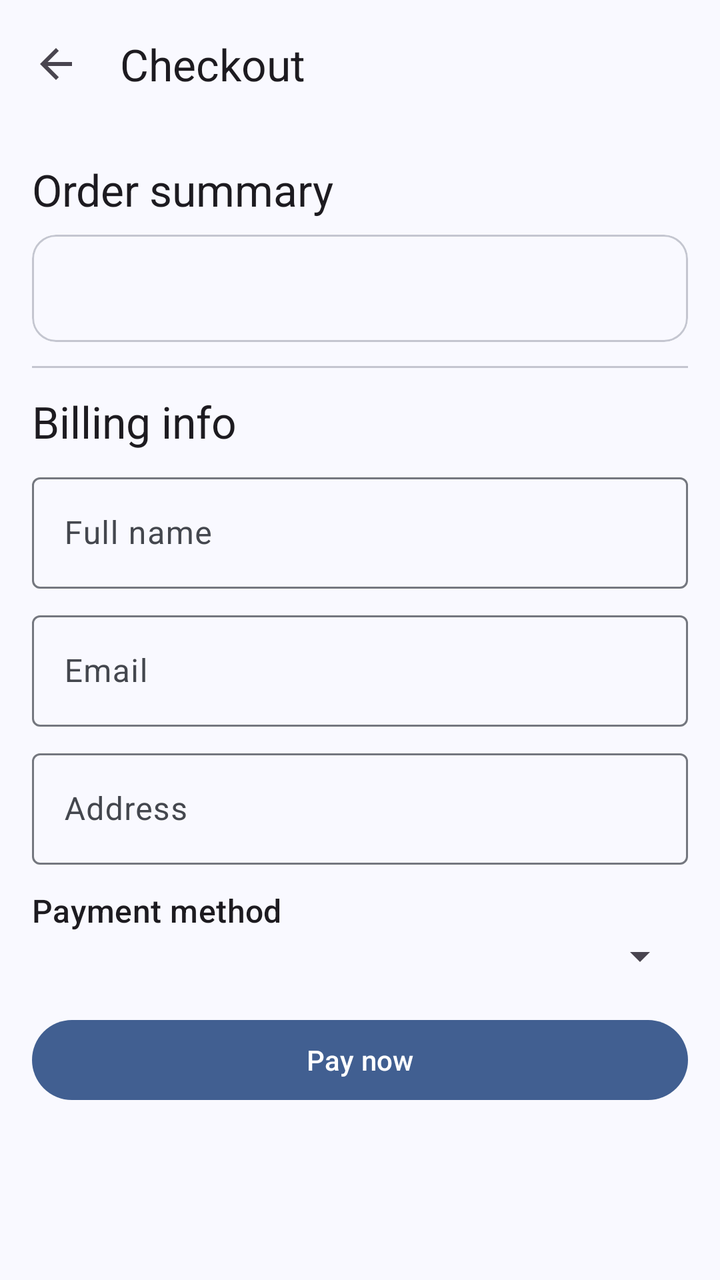
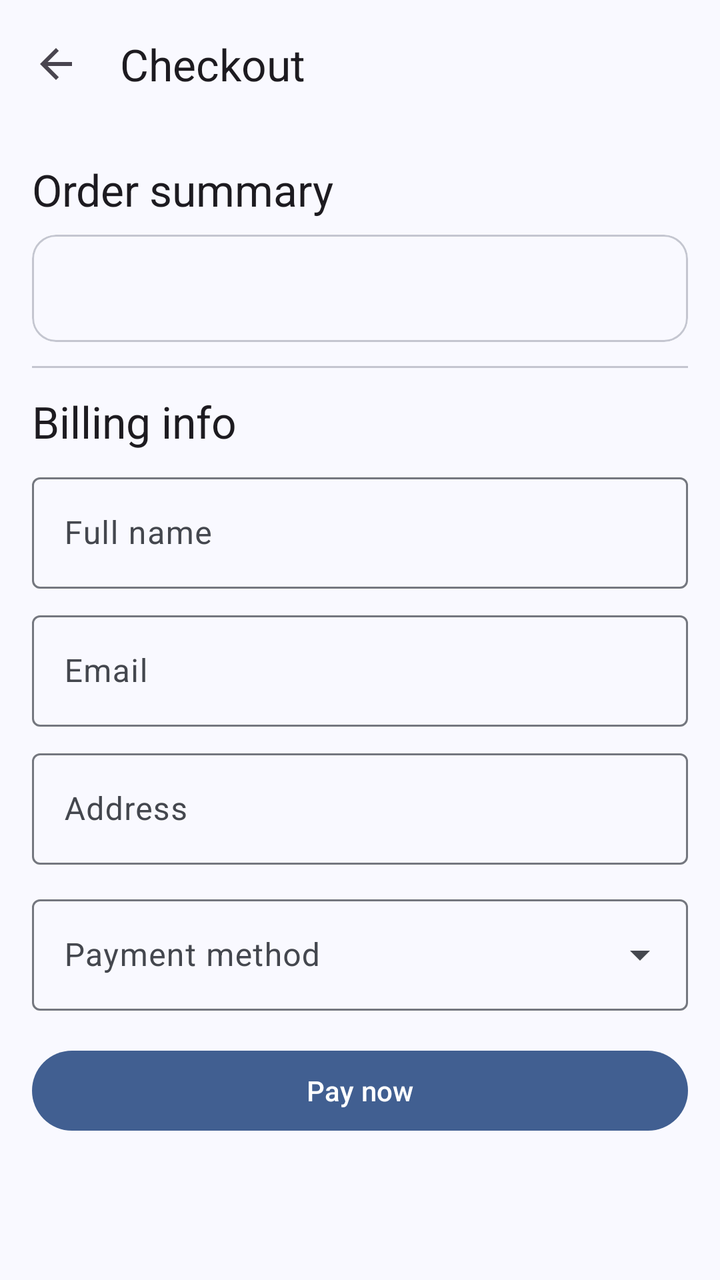

An Android layout rendered at two revisions. The XML below is the earlier revision; the diff shows what the commit changed to produce the second picture.
<!-- AndroidManifest.xml: application theme Theme.Ticketree -->
<!-- res/layout/activity_checkout.xml -->
<?xml version="1.0" encoding="utf-8"?>
<FrameLayout xmlns:android="http://schemas.android.com/apk/res/android"
    xmlns:app="http://schemas.android.com/apk/res-auto"
    android:layout_width="match_parent"
    android:layout_height="match_parent"
    android:fitsSystemWindows="true">

    <LinearLayout
        android:layout_width="match_parent"
        android:layout_height="match_parent"
        android:orientation="vertical">

        <com.google.android.material.appbar.MaterialToolbar
            android:id="@+id/toolbar"
            android:layout_width="match_parent"
            android:layout_height="?attr/actionBarSize"
            app:navigationIcon="@drawable/ic_back"
            app:title="Checkout" />

        <ScrollView
            android:layout_width="match_parent"
            android:layout_height="0dp"
            android:layout_weight="1">

            <LinearLayout
                android:layout_width="match_parent"
                android:layout_height="wrap_content"
                android:orientation="vertical"
                android:padding="16dp">

                <com.google.android.material.textview.MaterialTextView
                    android:layout_width="match_parent"
                    android:layout_height="wrap_content"
                    android:text="Order summary"
                    android:textAppearance="?attr/textAppearanceTitleLarge" />

                <com.google.android.material.card.MaterialCardView
                    android:layout_width="match_parent"
                    android:layout_height="wrap_content"
                    android:layout_marginTop="8dp">

                    <com.google.android.material.textview.MaterialTextView
                        android:id="@+id/tvSummary"
                        android:layout_width="match_parent"
                        android:layout_height="wrap_content"
                        android:padding="16dp"
                        android:textAppearance="?attr/textAppearanceBodyLarge" />
                </com.google.android.material.card.MaterialCardView>

                <com.google.android.material.textview.MaterialTextView
                    android:id="@+id/tvTimer"
                    android:layout_width="match_parent"
                    android:layout_height="wrap_content"
                    android:layout_marginTop="8dp"
                    android:background="@drawable/bg_banner"
                    android:gravity="center"
                    android:padding="12dp"
                    android:textAppearance="?attr/textAppearanceTitleMedium"
                    android:visibility="gone" />

                <com.google.android.material.divider.MaterialDivider
                    android:layout_width="match_parent"
                    android:layout_height="wrap_content"
                    android:layout_marginVertical="12dp" />

                <com.google.android.material.textview.MaterialTextView
                    android:layout_width="match_parent"
                    android:layout_height="wrap_content"
                    android:text="Billing info"
                    android:textAppearance="?attr/textAppearanceTitleLarge" />

                <com.google.android.material.textfield.TextInputLayout
        android:id="@+id/tilName"
                    style="@style/Widget.Material3.TextInputLayout.OutlinedBox"
                    android:layout_width="match_parent"
                    android:layout_height="wrap_content"
                    android:layout_marginTop="8dp"
                    android:hint="Full name">

                    <com.google.android.material.textfield.TextInputEditText
                        android:id="@+id/etName"
                        android:layout_width="match_parent"
                        android:layout_height="wrap_content"
                        android:inputType="textPersonName" />
                </com.google.android.material.textfield.TextInputLayout>

                <com.google.android.material.textfield.TextInputLayout
        android:id="@+id/tilEmail"
                    style="@style/Widget.Material3.TextInputLayout.OutlinedBox"
                    android:layout_width="match_parent"
                    android:layout_height="wrap_content"
                    android:layout_marginTop="8dp"
                    android:hint="Email">

                    <com.google.android.material.textfield.TextInputEditText
                        android:id="@+id/etEmail"
                        android:layout_width="match_parent"
                        android:layout_height="wrap_content"
                        android:inputType="textEmailAddress" />
                </com.google.android.material.textfield.TextInputLayout>

                <com.google.android.material.textfield.TextInputLayout
        android:id="@+id/tilAddress"
                    style="@style/Widget.Material3.TextInputLayout.OutlinedBox"
                    android:layout_width="match_parent"
                    android:layout_height="wrap_content"
                    android:layout_marginTop="8dp"
                    android:hint="Address">

                    <com.google.android.material.textfield.TextInputEditText
                        android:id="@+id/etAddress"
                        android:layout_width="match_parent"
                        android:layout_height="wrap_content"
                        android:inputType="textPostalAddress" />
                </com.google.android.material.textfield.TextInputLayout>

                <com.google.android.material.textview.MaterialTextView
                    android:layout_width="match_parent"
                    android:layout_height="wrap_content"
                    android:layout_marginTop="12dp"
                    android:text="Payment method"
                    android:textAppearance="?attr/textAppearanceTitleMedium" />

                <Spinner
                    android:id="@+id/spPayment"
                    android:layout_width="match_parent"
                    android:layout_height="wrap_content" />

                <com.google.android.material.button.MaterialButton
                    android:id="@+id/btnPay"
                    android:layout_width="match_parent"
                    android:layout_height="wrap_content"
                    android:layout_marginTop="16dp"
                    android:text="Pay now" />
            </LinearLayout>
        </ScrollView>
    </LinearLayout>

    <LinearLayout
        android:id="@+id/overlay"
        android:layout_width="match_parent"
        android:layout_height="match_parent"
        android:background="?attr/colorSurface"
        android:clickable="true"
        android:focusable="true"
        android:gravity="center"
        android:orientation="vertical"
        android:visibility="gone">

        <com.google.android.material.progressindicator.CircularProgressIndicator
            android:layout_width="wrap_content"
            android:layout_height="wrap_content"
            android:indeterminate="true"
            app:indicatorSize="72dp" />

        <com.google.android.material.textview.MaterialTextView
            android:layout_width="wrap_content"
            android:layout_height="wrap_content"
            android:layout_marginTop="24dp"
            android:text="Processing payment..."
            android:textAppearance="?attr/textAppearanceTitleLarge" />

        <com.google.android.material.textview.MaterialTextView
            android:layout_width="wrap_content"
            android:layout_height="wrap_content"
            android:layout_marginTop="4dp"
            android:text="Please don't close the app" />
    </LinearLayout>
</FrameLayout>
<!-- resources referenced by this layout -->
<resources>
  <!-- drawable bg_banner (drawable) -->
  <shape xmlns:android="http://schemas.android.com/apk/res/android" android:shape="rectangle">
      <solid android:color="#FFFFFF" />
      <corners android:radius="12dp" />
  </shape>
  <!-- drawable ic_back (drawable) -->
  <vector xmlns:android="http://schemas.android.com/apk/res/android"
      android:width="24dp"
      android:height="24dp"
      android:tint="?attr/colorControlNormal"
      android:viewportWidth="24"
      android:viewportHeight="24">
      <path
          android:fillColor="@android:color/white"
          android:pathData="M20,11H7.83l5.59,-5.59L12,4l-8,8 8,8 1.41,-1.41L7.83,13H20v-2z" />
  </vector>
  <style name="Theme.Ticketree" parent="AppTheme">
          <item name="android:windowSoftInputMode">adjustResize</item>
      </style>
  <color name="md_theme_primary">#415F91</color>
  <color name="md_theme_onPrimary">#FFFFFF</color>
  <color name="md_theme_primaryContainer">#D6E3FF</color>
  <color name="md_theme_onPrimaryContainer">#284777</color>
  <color name="md_theme_secondary">#565F71</color>
  <color name="md_theme_onSecondary">#FFFFFF</color>
  <color name="md_theme_secondaryContainer">#DAE2F9</color>
  <color name="md_theme_onSecondaryContainer">#3E4759</color>
  <color name="md_theme_tertiary">#705575</color>
  <color name="md_theme_onTertiary">#FFFFFF</color>
  <color name="md_theme_tertiaryContainer">#FAD8FD</color>
  <color name="md_theme_onTertiaryContainer">#573E5C</color>
  <color name="md_theme_error">#BA1A1A</color>
  <color name="md_theme_onError">#FFFFFF</color>
  <color name="md_theme_errorContainer">#FFDAD6</color>
  <color name="md_theme_onErrorContainer">#93000A</color>
  <color name="md_theme_background">#F9F9FF</color>
  <color name="md_theme_onBackground">#191C20</color>
  <color name="md_theme_surface">#F9F9FF</color>
  <color name="md_theme_onSurface">#191C20</color>
  <color name="md_theme_surfaceVariant">#E0E2EC</color>
  <color name="md_theme_onSurfaceVariant">#44474E</color>
  <color name="md_theme_outline">#74777F</color>
  <color name="md_theme_outlineVariant">#C4C6D0</color>
  <color name="md_theme_inverseSurface">#2E3036</color>
  <color name="md_theme_inverseOnSurface">#F0F0F7</color>
  <color name="md_theme_inversePrimary">#AAC7FF</color>
  <color name="md_theme_primaryFixed">#D6E3FF</color>
  <color name="md_theme_onPrimaryFixed">#001B3E</color>
  <color name="md_theme_primaryFixedDim">#AAC7FF</color>
  <color name="md_theme_onPrimaryFixedVariant">#284777</color>
  <color name="md_theme_secondaryFixed">#DAE2F9</color>
  <color name="md_theme_onSecondaryFixed">#131C2B</color>
  <color name="md_theme_secondaryFixedDim">#BEC6DC</color>
  <color name="md_theme_onSecondaryFixedVariant">#3E4759</color>
  <color name="md_theme_tertiaryFixed">#FAD8FD</color>
  <color name="md_theme_onTertiaryFixed">#28132E</color>
  <color name="md_theme_tertiaryFixedDim">#DDBCE0</color>
  <color name="md_theme_onTertiaryFixedVariant">#573E5C</color>
  <color name="md_theme_surfaceDim">#D9D9E0</color>
  <color name="md_theme_surfaceBright">#F9F9FF</color>
  <color name="md_theme_surfaceContainerLowest">#FFFFFF</color>
  <color name="md_theme_surfaceContainerLow">#F3F3FA</color>
  <color name="md_theme_surfaceContainer">#EDEDF4</color>
  <color name="md_theme_surfaceContainerHigh">#E7E8EE</color>
  <color name="md_theme_surfaceContainerHighest">#E2E2E9</color>
  <!-- unchanged entries left out for length: 1 -->
</resources>

<!-- the commit's change to res/layout/activity_checkout.xml (unified diff, before → after) -->
@@ -114,17 +114,19 @@
                         android:inputType="textPostalAddress" />
                 </com.google.android.material.textfield.TextInputLayout>
 
-                <com.google.android.material.textview.MaterialTextView
-                    android:layout_width="match_parent"
-                    android:layout_height="wrap_content"
-                    android:layout_marginTop="12dp"
-                    android:text="Payment method"
-                    android:textAppearance="?attr/textAppearanceTitleMedium" />
+                <com.google.android.material.textfield.TextInputLayout
+            style="@style/Widget.Material3.TextInputLayout.OutlinedBox.ExposedDropdownMenu"
+            android:layout_width="match_parent"
+            android:layout_height="wrap_content"
+            android:layout_marginTop="12dp"
+            android:hint="Payment method">
 
-                <Spinner
-                    android:id="@+id/spPayment"
-                    android:layout_width="match_parent"
-                    android:layout_height="wrap_content" />
+            <com.google.android.material.textfield.MaterialAutoCompleteTextView
+                android:id="@+id/ddPayment"
+                android:layout_width="match_parent"
+                android:layout_height="wrap_content"
+                android:inputType="none" />
+        </com.google.android.material.textfield.TextInputLayout>
 
                 <com.google.android.material.button.MaterialButton
                     android:id="@+id/btnPay"
